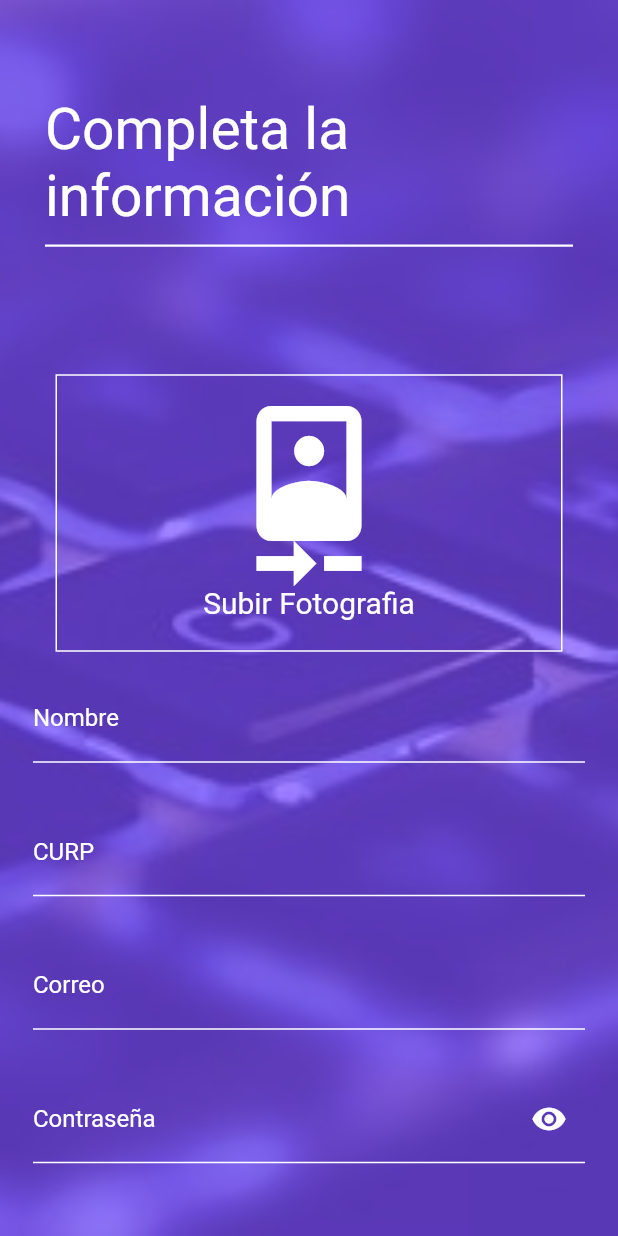
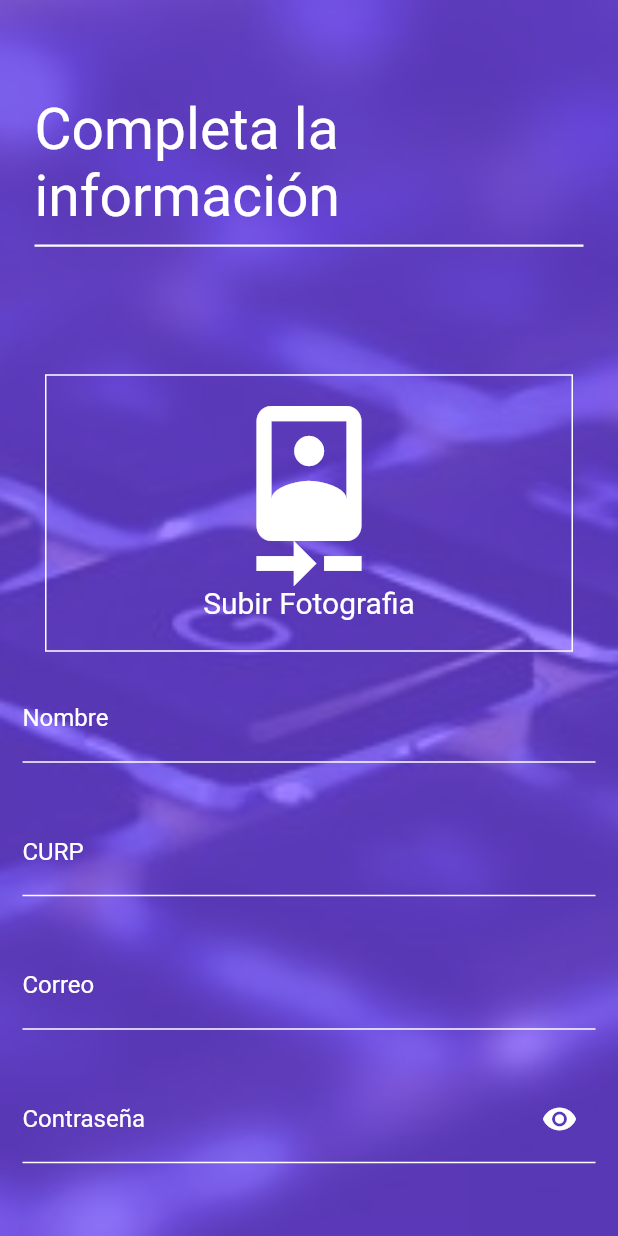
Before and after one commit to bonnesbaby14/findProgrammer, a Flutter app: the screen it shows after launch, after a tap on "REGISTRATE", on a phone screen of 412 x 824 dp. Run offline on Flutter 3.47's test engine with Material 2 defaults, Android fonts, the phone set to English and light mode, and no system bars; our stand-ins replace flutter_rating_bar, image_picker, progress_dialog, sqflite; missing offline and left inert: groovin_material_icons; accounts and stored records are empty; network calls fail.

```diff
--- a/lib/firstScreen.dart
+++ b/lib/firstScreen.dart
@@ -29,12 +29,12 @@ class _FirstScreen extends State<FirstScreen> {
         child: new ListView(
           children: <Widget>[
             Container(
-              padding: EdgeInsets.only(top: 100.0),
+              padding: EdgeInsets.only(top:(MediaQuery.of(context).size.height)*.15),
               child: Center(
                 child: Icon(
                   Icons.devices_other,
                   color: Colors.white,
-                  size: 60.0,
+                  size: (MediaQuery.of(context).size.height)*.17,
                 ),
               ),
             ),
@@ -60,10 +60,13 @@ class _FirstScreen extends State<FirstScreen> {
                 ],
               ),
             ),
+            SizedBox(
+              height: MediaQuery.of(context).size.height *.1 ,
+            ),
             new Container(
               width: MediaQuery.of(context).size.width,
               margin:
-                  const EdgeInsets.only(left: 30.0, right: 30.0, top: 150.0),
+                  const EdgeInsets.only(left: 30.0, right: 30.0, top: 0),
               alignment: Alignment.center,
               child: new Row(
                 children: <Widget>[
--- a/lib/login.dart
+++ b/lib/login.dart
@@ -194,7 +194,7 @@ class _Login extends State<Login> {
                 ),
               ),
               SizedBox(
-                height: 70.0,
+                height: ((MediaQuery.of(context).size.height)/10)-30,
               ),
               Theme(
                 data: ThemeData(
--- a/lib/registerUser.dart
+++ b/lib/registerUser.dart
@@ -39,7 +39,7 @@ class _RegisterUser extends State<RegisterUser> {
             ),
           ),
           child: ListView(
-            padding: EdgeInsets.fromLTRB(22.0, 0, 22.0, 0),
+            padding: EdgeInsets.fromLTRB(15.0, 0, 15.0, 0),
             children: <Widget>[
               SizedBox(
                 height: kToolbarHeight,
@@ -298,8 +298,9 @@ class _RegisterUser extends State<RegisterUser> {
               SizedBox(
                 height: 30.0,
               ),
-
-              Theme(
+Container(
+  width: MediaQuery.of(context).size.width-10,
+  child:  Theme(
                   data: ThemeData(
                       hintColor: white,
                       primaryColor: white,
@@ -353,6 +354,7 @@ class _RegisterUser extends State<RegisterUser> {
                                 primaryColor: white,
                                 primaryColorDark: white),
                             child: Radio(
+
                               onChanged: (int e) {
                                 setState(() {
                                   _groupvalue = e;
@@ -368,8 +370,10 @@ class _RegisterUser extends State<RegisterUser> {
                     ],
                   )),
 
+),
+
               SizedBox(
-                height: 55.0,
+                height:MediaQuery.of(context).size.height * .03
               ),
               Align(
                 child: SizedBox(
```
Also changed, not shown: lib/profileClient.dart (+10 -8 lines), lib/viewProjectClient.dart (+16 -17 lines).
